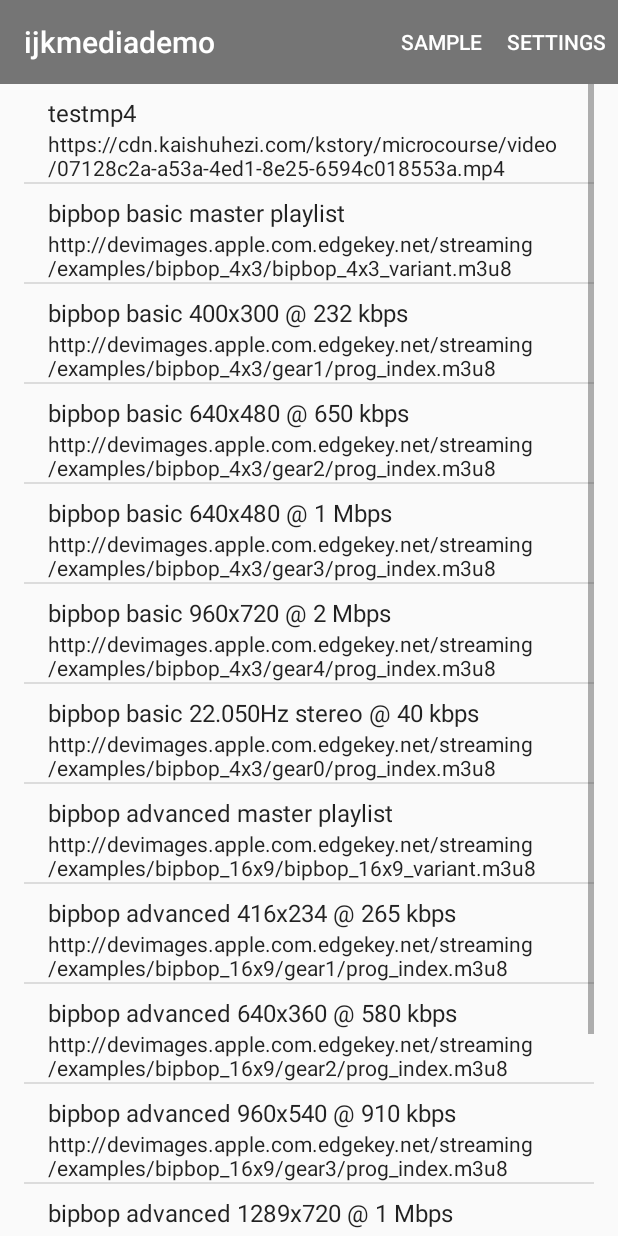
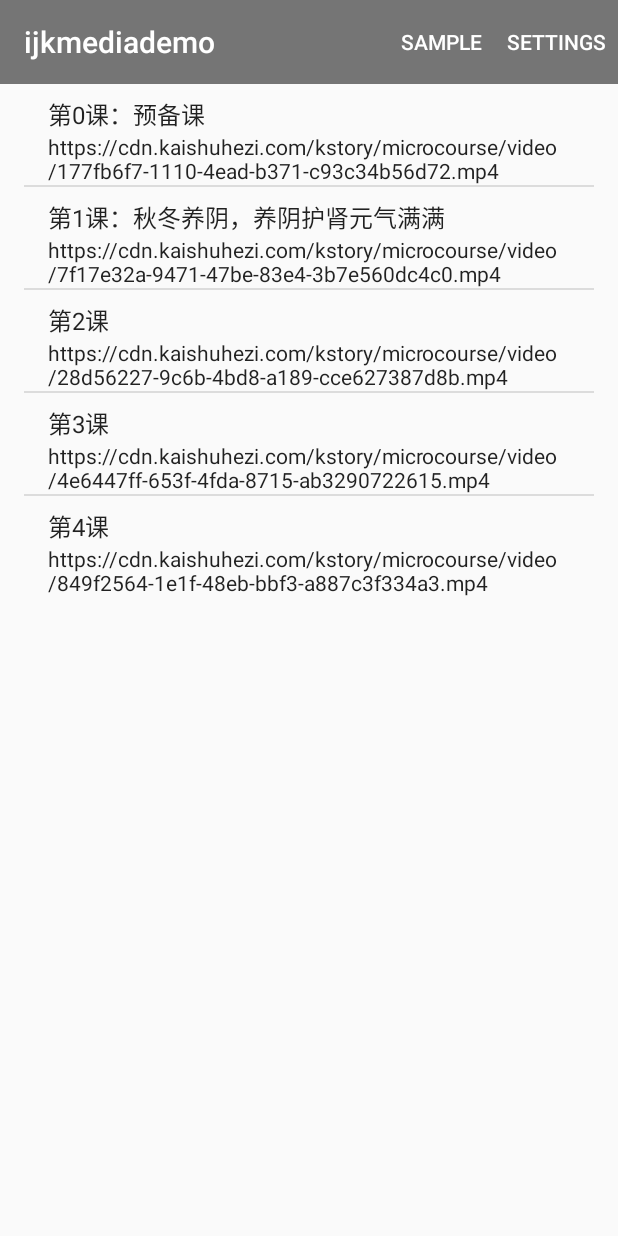
Before and after one commit to javandcpp/IjkplayerDebug, an Android app: the SampleMediaListFragment screen opened directly, with no data from a screen before it, on a phone screen of 412 x 824 dp. Run offline under Robolectric (Android 15) with nearby library versions, the phone set to English and light mode, and no system bars.

Commit message:
ijkplayer dns

```diff
--- a/IjkPlayerDebug/app/src/main/java/tv/danmaku/ijk/media/example/fragments/SampleMediaListFragment.java
+++ b/IjkPlayerDebug/app/src/main/java/tv/danmaku/ijk/media/example/fragments/SampleMediaListFragment.java
@@ -68,20 +68,57 @@
             }
         });
 
-        mAdapter.addItem("https://cdn.kaishuhezi.com/kstory/microcourse/video/07128c2a-a53a-4ed1-8e25-6594c018553a.mp4","testmp4");
-        mAdapter.addItem("http://devimages.apple.com.edgekey.net/streaming/examples/bipbop_4x3/bipbop_4x3_variant.m3u8", "bipbop basic master playlist");
-        mAdapter.addItem("http://devimages.apple.com.edgekey.net/streaming/examples/bipbop_4x3/gear1/prog_index.m3u8", "bipbop basic 400x300 @ 232 kbps");
-        mAdapter.addItem("http://devimages.apple.com.edgekey.net/streaming/examples/bipbop_4x3/gear2/prog_index.m3u8", "bipbop basic 640x480 @ 650 kbps");
-        mAdapter.addItem("http://devimages.apple.com.edgekey.net/streaming/examples/bipbop_4x3/gear3/prog_index.m3u8", "bipbop basic 640x480 @ 1 Mbps");
-        mAdapter.addItem("http://devimages.apple.com.edgekey.net/streaming/examples/bipbop_4x3/gear4/prog_index.m3u8", "bipbop basic 960x720 @ 2 Mbps");
-        mAdapter.addItem("http://devimages.apple.com.edgekey.net/streaming/examples/bipbop_4x3/gear0/prog_index.m3u8", "bipbop basic 22.050Hz stereo @ 40 kbps");
-        mAdapter.addItem("http://devimages.apple.com.edgekey.net/streaming/examples/bipbop_16x9/bipbop_16x9_variant.m3u8", "bipbop advanced master playlist");
-        mAdapter.addItem("http://devimages.apple.com.edgekey.net/streaming/examples/bipbop_16x9/gear1/prog_index.m3u8", "bipbop advanced 416x234 @ 265 kbps");
-        mAdapter.addItem("http://devimages.apple.com.edgekey.net/streaming/examples/bipbop_16x9/gear2/prog_index.m3u8", "bipbop advanced 640x360 @ 580 kbps");
-        mAdapter.addItem("http://devimages.apple.com.edgekey.net/streaming/examples/bipbop_16x9/gear3/prog_index.m3u8", "bipbop advanced 960x540 @ 910 kbps");
-        mAdapter.addItem("http://devimages.apple.com.edgekey.net/streaming/examples/bipbop_16x9/gear4/prog_index.m3u8", "bipbop advanced 1289x720 @ 1 Mbps");
-        mAdapter.addItem("http://devimages.apple.com.edgekey.net/streaming/examples/bipbop_16x9/gear5/prog_index.m3u8", "bipbop advanced 1920x1080 @ 2 Mbps");
-        mAdapter.addItem("http://devimages.apple.com.edgekey.net/streaming/examples/bipbop_16x9/gear0/prog_index.m3u8", "bipbop advanced 22.050Hz stereo @ 40 kbps");
+//        mAdapter.addItem("https://cdn.kaishuhezi.com/mcourse/camp/video/34d5b658-64a7-400b-b3bd-a167539a72ef.mp4","机械拼插00");
+//        mAdapter.addItem("https://cdn.kaishuhezi.com/mcourse/camp/video/c71fdcd3-d237-4145-b4e5-41e25292bfe3.mp4","机械拼插01");
+//        mAdapter.addItem("https://cdn.kaishuhezi.com/mcourse/camp/video/db317dbd-c677-4d7d-a3f9-5f29a3a4c2de.mp4","机械拼插02");
+//        mAdapter.addItem("https://cdn.kaishuhezi.com/mcourse/camp/video/871efea2-48c1-445f-8ee7-d42c3feda535.mp4","机械拼插03");
+//        mAdapter.addItem("https://cdn.kaishuhezi.com/mcourse/camp/video/60dc0646-0209-41ae-b4dd-2e421664cfda.mp4","机械拼插04");
+//        mAdapter.addItem("https://cdn.kaishuhezi.com/mcourse/camp/video/5baef45b-09e8-443a-b319-19a7023aee80.mp4","机械拼插05");
+//        mAdapter.addItem("https://cdn.kaishuhezi.com/mcourse/camp/video/1aa9303c-9997-497a-b9db-f54322e50ff9.mp4","机械拼插06");
+//        mAdapter.addItem("https://cdn.kaishuhezi.com/mcourse/camp/video/561769ae-1211-4846-bea1-d95122d81c81.mp4","机械拼插07");
+//        mAdapter.addItem("https://cdn.kaishuhezi.com/mcourse/camp/video/a368a69b-00d6-4e5d-af1b-d3990b9303d9.mp4","机械拼插08");
+//        mAdapter.addItem("https://cdn.kaishuhezi.com/mcourse/camp/video/b45f4b79-e28f-4c45-9756-ea413fc6093a.mp4","机械拼插09");
+//        mAdapter.addItem("https://cdn.kaishuhezi.com/mcourse/camp/video/a7a7e2e3-860f-4e61-a134-312bb22730f5.mp4","机械拼插10");
+//        mAdapter.addItem("https://cdn.kaishuhezi.com/mcourse/camp/video/1510f271-df99-4c73-b595-82d9e86daf22.mp4","机械拼插11");
+        mAdapter.addItem("https://cdn.kaishuhezi.com/kstory/microcourse/video/177fb6f7-1110-4ead-b371-c93c34b56d72.mp4","第0课：预备课");
+        mAdapter.addItem("https://cdn.kaishuhezi.com/kstory/microcourse/video/7f17e32a-9471-47be-83e4-3b7e560dc4c0.mp4","第1课：秋冬养阴，养阴护肾元气满满");
+        mAdapter.addItem("https://cdn.kaishuhezi.com/kstory/microcourse/video/28d56227-9c6b-4bd8-a189-cce627387d8b.mp4","第2课");
+        mAdapter.addItem("https://cdn.kaishuhezi.com/kstory/microcourse/video/4e6447ff-653f-4fda-8715-ab3290722615.mp4","第3课");
+        mAdapter.addItem("https://cdn.kaishuhezi.com/kstory/microcourse/video/849f2564-1e1f-48eb-bbf3-a887c3f334a3.mp4","第4课");
+
+        //9.29开课数学
+//        mAdapter.addItem("https://cdn.kaishuhezi.com/kstory/microcourse/video/f16eb95f-73e7-44c3-8661-b287eee028c5.mp4","第0课：数与数感");
+//        mAdapter.addItem("https://cdn.kaishuhezi.com/kstory/microcourse/video/f816ccc4-46df-491c-9361-0ddd4381a001.mp4","第1课：加法意义与应用");
+//        mAdapter.addItem("https://cdn.kaishuhezi.com/kstory/microcourse/video/95e89cd2-02d4-4b0d-b173-149574a3c123.mp4","第2课：减法意义与应用");
+//        mAdapter.addItem("https://cdn.kaishuhezi.com/kstory/microcourse/video/8a381b22-013e-417e-8d1a-0c2766158562.mp4","第3课：数轴加减法");
+//        mAdapter.addItem("https://cdn.kaishuhezi.com/kstory/microcourse/video/13d711be-30d0-455a-9c7c-8ac1dbe9b323.mp4","亲子加油站");
+//        mAdapter.addItem("https://cdn.kaishuhezi.com/kstory/microcourse/video/37022dbb-fe80-4a41-881a-81cd45e31521.mp4","第4课：凑十法");
+//        mAdapter.addItem("https://cdn.kaishuhezi.com/kstory/microcourse/video/95d50d1a-5f6c-495b-92ce-1b80b45d73de.mp4","第5课：破十法");
+//        mAdapter.addItem("https://cdn.kaishuhezi.com/kstory/microcourse/video/0da4e636-4859-4c21-bf01-ca29fe50a653.mp4","第6课：加减竖式与数字谜");
+//        mAdapter.addItem("https://cdn.kaishuhezi.com/kstory/microcourse/video/ce8ed8b8-48fb-4974-86e3-4ee00b52ad83.mp4","第7课：减法竖式与数字谜");
+//        mAdapter.addItem("https://cdn.kaishuhezi.com/kstory/microcourse/video/5d7d1e23-99d8-41a8-9019-4b438792916b.mp4","第8课：加减巧算1--凑整思想");
+//        mAdapter.addItem("https://cdn.kaishuhezi.com/kstory/microcourse/video/4e5b6664-851d-4d36-9909-f42da092bc59.mp4","第9课：加减巧算2--基准数思想");
+//
+//        mAdapter.addItem("https://cdn.kaishuhezi.com/kstory/microcourse/video/e96fb6a4-ab29-415e-9885-a026020ae516.mp4","第10课：乘法意义与应用");
+//        mAdapter.addItem("https://cdn.kaishuhezi.com/kstory/microcourse/video/8fcd5c7f-9dbb-43c9-91d3-4aa829dc5c2a.mp4","第11课：加减巧算1--凑整思想");
+//        mAdapter.addItem("https://cdn.kaishuhezi.com/kstory/microcourse/video/306b7c89-d984-4757-a573-8724e264bd6a.mp4","第12课：抵消大法的妙用");
+//        mAdapter.addItem("https://cdn.kaishuhezi.com/kstory/microcourse/video/d28f82f1-c4d3-44df-b0f0-e005f5664a28.mp4","第13课：乘法巧算\"三律\"");
+
+
+
+//        mAdapter.addItem("http://devimages.apple.com.edgekey.net/streaming/examples/bipbop_4x3/bipbop_4x3_variant.m3u8", "bipbop basic master playlist");
+//        mAdapter.addItem("http://devimages.apple.com.edgekey.net/streaming/examples/bipbop_4x3/gear1/prog_index.m3u8", "bipbop basic 400x300 @ 232 kbps");
+//        mAdapter.addItem("http://devimages.apple.com.edgekey.net/streaming/examples/bipbop_4x3/gear2/prog_index.m3u8", "bipbop basic 640x480 @ 650 kbps");
+//        mAdapter.addItem("http://devimages.apple.com.edgekey.net/streaming/examples/bipbop_4x3/gear3/prog_index.m3u8", "bipbop basic 640x480 @ 1 Mbps");
+//        mAdapter.addItem("http://devimages.apple.com.edgekey.net/streaming/examples/bipbop_4x3/gear4/prog_index.m3u8", "bipbop basic 960x720 @ 2 Mbps");
+//        mAdapter.addItem("http://devimages.apple.com.edgekey.net/streaming/examples/bipbop_4x3/gear0/prog_index.m3u8", "bipbop basic 22.050Hz stereo @ 40 kbps");
+//        mAdapter.addItem("http://devimages.apple.com.edgekey.net/streaming/examples/bipbop_16x9/bipbop_16x9_variant.m3u8", "bipbop advanced master playlist");
+//        mAdapter.addItem("http://devimages.apple.com.edgekey.net/streaming/examples/bipbop_16x9/gear1/prog_index.m3u8", "bipbop advanced 416x234 @ 265 kbps");
+//        mAdapter.addItem("http://devimages.apple.com.edgekey.net/streaming/examples/bipbop_16x9/gear2/prog_index.m3u8", "bipbop advanced 640x360 @ 580 kbps");
+//        mAdapter.addItem("http://devimages.apple.com.edgekey.net/streaming/examples/bipbop_16x9/gear3/prog_index.m3u8", "bipbop advanced 960x540 @ 910 kbps");
+//        mAdapter.addItem("http://devimages.apple.com.edgekey.net/streaming/examples/bipbop_16x9/gear4/prog_index.m3u8", "bipbop advanced 1289x720 @ 1 Mbps");
+//        mAdapter.addItem("http://devimages.apple.com.edgekey.net/streaming/examples/bipbop_16x9/gear5/prog_index.m3u8", "bipbop advanced 1920x1080 @ 2 Mbps");
+//        mAdapter.addItem("http://devimages.apple.com.edgekey.net/streaming/examples/bipbop_16x9/gear0/prog_index.m3u8", "bipbop advanced 22.050Hz stereo @ 40 kbps");
     }
 
     final class SampleMediaItem {
```
